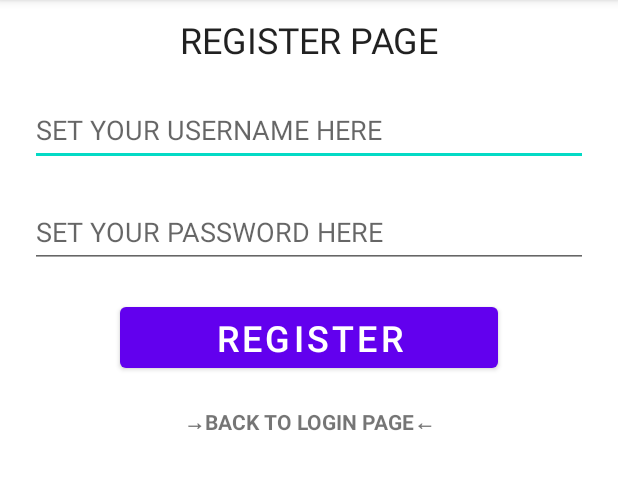
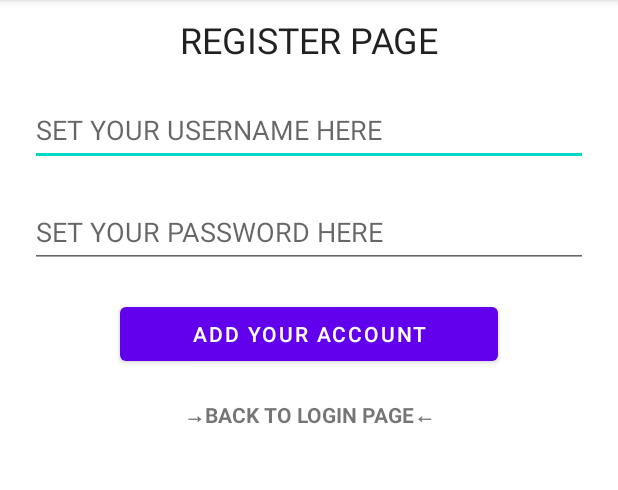
Before and after one commit to BobLynn/FinLis-2.0-App, an Android app: the RegisterActivity screen opened directly, with no data from a screen before it, on a phone screen of 412 x 824 dp, the part 84-574 px from its top. Run offline under Robolectric (Android 15) with nearby library versions, the phone set to English and light mode, and no system bars.

Commit message:
edited RegisterActivity.java

```diff
--- a/app/src/main/java/com/example/finlis_20_app/RegisterActivity.java
+++ b/app/src/main/java/com/example/finlis_20_app/RegisterActivity.java
@@ -3,6 +3,7 @@ package com.example.finlis_20_app;
 import androidx.appcompat.app.AppCompatActivity;
 
 import android.content.Intent;
+import android.database.sqlite.SQLiteDatabase;
 import android.os.Bundle;
 import android.view.View;
 import android.widget.Button;
@@ -11,6 +12,8 @@ import android.widget.TextView;
 
 public class RegisterActivity extends AppCompatActivity implements View.OnClickListener {
 
+    EditText registerUsername, registerPassword;
+    Button registerButton;
     TextView tvToLogin;
 
     @Override
--- a/app/src/main/res/layout/activity_register.xml
+++ b/app/src/main/res/layout/activity_register.xml
@@ -60,8 +60,8 @@
         android:layout_marginStart="80dp"
         android:layout_marginTop="20dp"
         android:layout_marginEnd="80dp"
-        android:text="register"
-        android:textSize="24dp"
+        android:text="add your account"
+        android:textSize="14sp"
         app:layout_constraintEnd_toEndOf="parent"
         app:layout_constraintStart_toStartOf="parent"
         app:layout_constraintTop_toBottomOf="@+id/registerPassword" />
```
